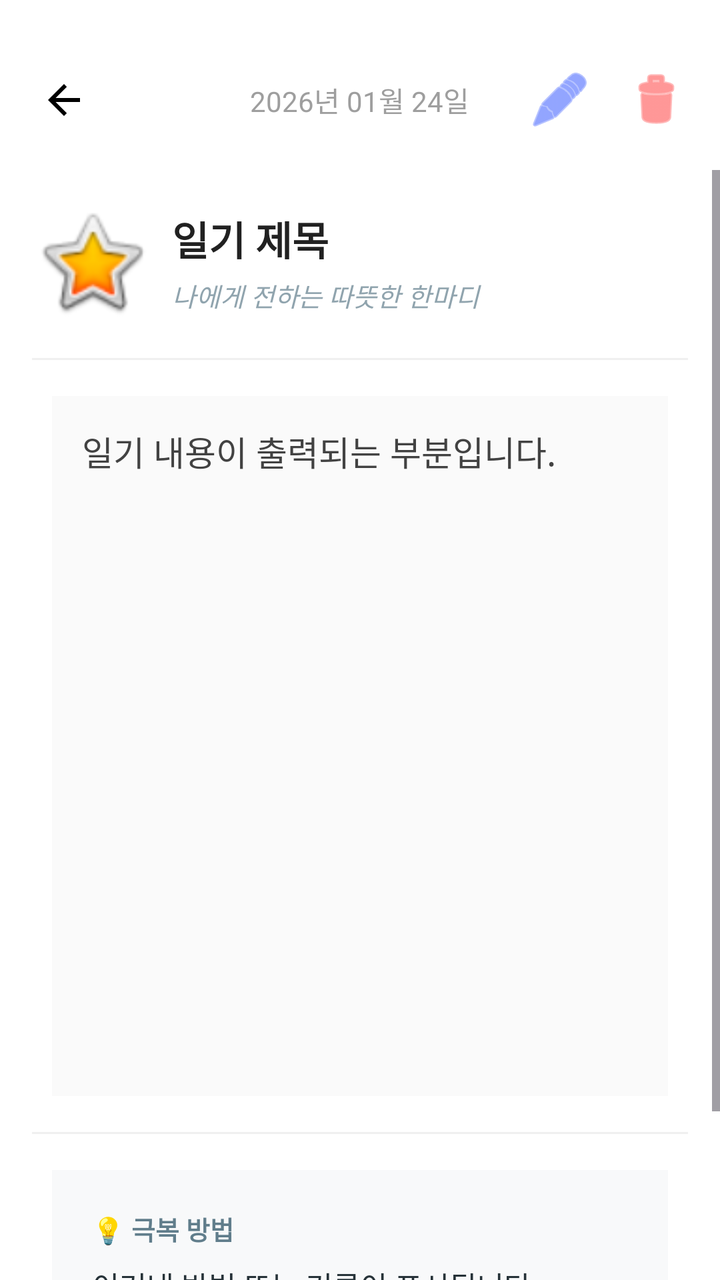
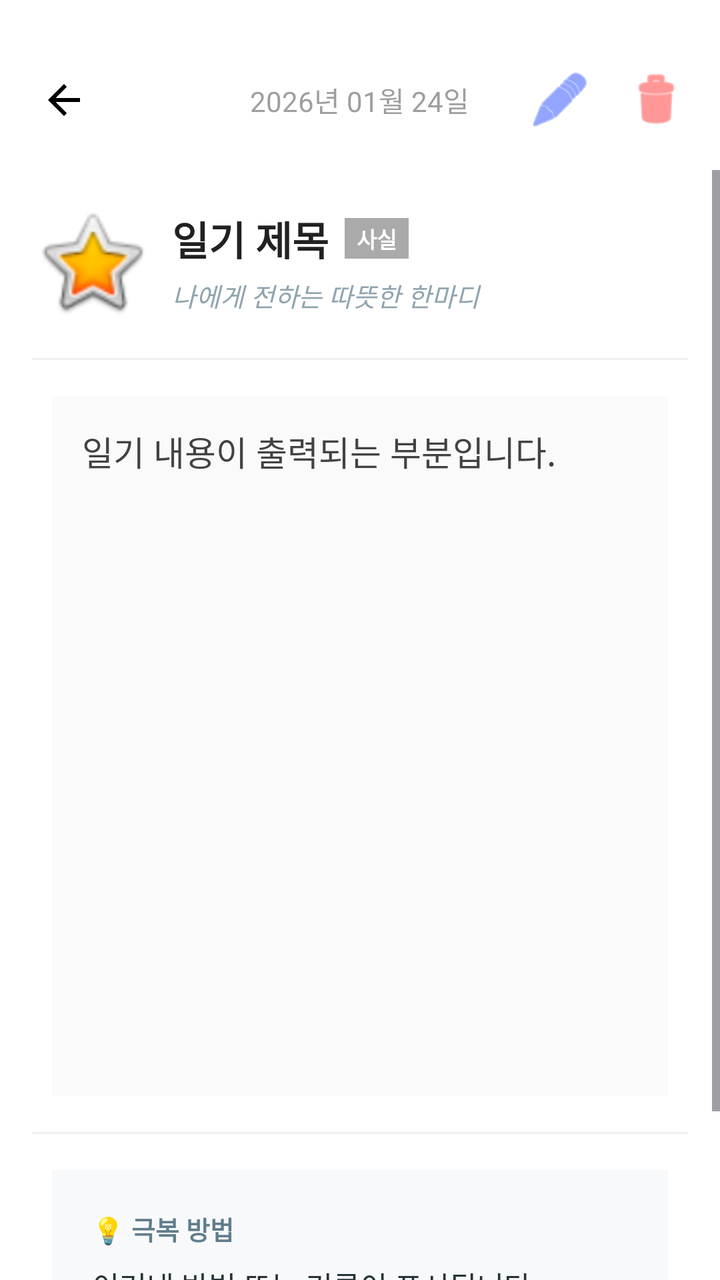

An Android layout rendered at two revisions. The XML below is the earlier revision; the diff shows what the commit changed to produce the second picture.
<!-- AndroidManifest.xml: application theme Theme.DiaryOfThatTime -->
<!-- res/layout/diary_view.xml -->
<?xml version="1.0" encoding="utf-8"?>
<androidx.constraintlayout.widget.ConstraintLayout xmlns:android="http://schemas.android.com/apk/res/android"
    xmlns:app="http://schemas.android.com/apk/res-auto"
    android:layout_width="match_parent"
    android:layout_height="match_parent"
    android:background="#FFFFFF">

    <FrameLayout
        android:id="@+id/topBar"
        android:layout_width="match_parent"
        android:layout_height="60dp"
        android:layout_marginTop="20dp"
        app:layout_constraintTop_toTopOf="parent">

        <ImageButton
            android:id="@+id/btnBack"
            android:layout_width="48dp"
            android:layout_height="48dp"
            android:layout_gravity="center_vertical|start"
            android:layout_marginStart="8dp"
            android:background="?attr/selectableItemBackgroundBorderless"
            android:src="@drawable/baseline_arrow_back_24" />

        <TextView
            android:id="@+id/viewDate"
            android:layout_width="wrap_content"
            android:layout_height="wrap_content"
            android:layout_gravity="center"
            android:text="2026년 01월 24일"
            android:textColor="#9E9E9E"
            android:textSize="14sp" />

        <LinearLayout
            android:layout_width="wrap_content"
            android:layout_height="wrap_content"
            android:layout_gravity="center_vertical|end"
            android:layout_marginEnd="8dp"
            android:orientation="horizontal">

            <ImageButton
                android:id="@+id/btnEdit"
                android:layout_width="48dp"
                android:layout_height="48dp"
                android:background="?attr/selectableItemBackgroundBorderless"
                android:src="@android:drawable/ic_menu_edit"
                app:tint="#4A69FF" />

            <ImageButton
                android:id="@+id/btnDelete"
                android:layout_width="48dp"
                android:layout_height="48dp"
                android:background="?attr/selectableItemBackgroundBorderless"
                android:src="@android:drawable/ic_menu_delete"
                app:tint="#FF5252" />
        </LinearLayout>
    </FrameLayout>

    <ScrollView
        android:layout_width="match_parent"
        android:layout_height="0dp"
        android:layout_marginTop="5dp"
        app:layout_constraintBottom_toBottomOf="parent"
        app:layout_constraintTop_toBottomOf="@id/topBar">

        <LinearLayout
            android:layout_width="match_parent"
            android:layout_height="wrap_content"
            android:orientation="vertical"
            android:padding="16dp">

            <LinearLayout
                android:layout_width="match_parent"
                android:layout_height="wrap_content"
                android:orientation="horizontal"
                android:gravity="center_vertical">

                <ImageView
                    android:id="@+id/imgEmotion"
                    android:layout_width="60dp"
                    android:layout_height="60dp"
                    android:src="@android:drawable/btn_star_big_on" />

                <LinearLayout
                    android:layout_width="0dp"
                    android:layout_height="wrap_content"
                    android:layout_weight="1"
                    android:layout_marginStart="10dp"
                    android:layout_gravity="center"
                    android:orientation="vertical">

                    <TextView
                        android:id="@+id/viewTitle"
                        android:layout_width="match_parent"
                        android:layout_height="wrap_content"
                        android:text="일기 제목"
                        android:textColor="#212121"
                        android:textSize="20sp"
                        android:textStyle="bold" />

                    <TextView
                        android:id="@+id/viewMessage"
                        android:layout_width="match_parent"
                        android:layout_height="wrap_content"
                        android:layout_marginTop="4dp"
                        android:text="나에게 전하는 따뜻한 한마디"
                        android:textColor="#90A4AE"
                        android:textSize="13sp"
                        android:textStyle="italic" />
                </LinearLayout>
            </LinearLayout>

            <View
                android:layout_width="match_parent"
                android:layout_height="1dp"
                android:layout_marginVertical="18dp"
                android:background="#F0F0F0" />

            <TextView
                android:id="@+id/viewContent"
                android:layout_width="match_parent"
                android:layout_height="wrap_content"
                android:minHeight="350dp"

                android:layout_marginHorizontal="10dp"
                android:padding="15dp"
                android:background="#FAFAFA"
                android:lineSpacingExtra="8dp"
                android:text="일기 내용이 출력되는 부분입니다."
                android:textColor="#424242"
                android:textSize="17sp" />

            <View
                android:layout_width="match_parent"
                android:layout_height="1dp"
                android:layout_marginVertical="18dp"
                android:background="#F0F0F0" />

            <FrameLayout
                android:layout_width="match_parent"
                android:layout_height="wrap_content">

                <LinearLayout
                    android:id="@+id/overcomeLayout"
                    android:layout_width="match_parent"
                    android:layout_height="wrap_content"
                    android:layout_marginHorizontal="10dp"
                    android:background="#F8F9FA"
                    android:orientation="vertical"
                    android:padding="20dp">

                    <TextView
                        android:id="@+id/labelOvercome"
                        android:layout_width="wrap_content"
                        android:layout_height="wrap_content"
                        android:text="💡 극복 방법"
                        android:textColor="#607D8B"
                        android:textSize="13sp"
                        android:textStyle="bold" />

                    <TextView
                        android:id="@+id/viewOvercome"
                        android:layout_width="match_parent"
                        android:layout_height="wrap_content"
                        android:layout_marginTop="8dp"
                        android:text="이겨낸 방법 또는 기록이 표시됩니다."
                        android:textColor="#263238"
                        android:textSize="15sp" />
                </LinearLayout>

                <ImageView
                    android:id="@+id/stampImage"
                    android:layout_width="80dp"
                    android:layout_height="80dp"
                    android:layout_gravity="end|bottom"
                    android:layout_marginEnd="20dp"
                    android:layout_marginBottom="10dp"
                    android:alpha="0.7"
                    android:rotation="-15"
                    android:visibility="gone"
                    android:src="@drawable/ic_launcher_foreground" />
            </FrameLayout>

            <View
                android:layout_width="match_parent"
                android:layout_height="50dp" />

        </LinearLayout>
    </ScrollView>
</androidx.constraintlayout.widget.ConstraintLayout>
<!-- resources referenced by this layout -->
<resources>
  <!-- drawable baseline_arrow_back_24 (drawable) -->
  <vector xmlns:android="http://schemas.android.com/apk/res/android" android:autoMirrored="true" android:height="24dp" android:tint="#000000" android:viewportHeight="24" android:viewportWidth="24" android:width="24dp">
  
      <path android:fillColor="@android:color/white" android:pathData="M20,11H7.83l5.59,-5.59L12,4l-8,8 8,8 1.41,-1.41L7.83,13H20v-2z"/>
  
  </vector>
  <!-- drawable ic_launcher_foreground (drawable) -->
  <vector xmlns:android="http://schemas.android.com/apk/res/android"
      xmlns:aapt="http://schemas.android.com/aapt"
      android:width="108dp"
      android:height="108dp"
      android:viewportWidth="108"
      android:viewportHeight="108">
      <path android:pathData="M31,63.928c0,0 6.4,-11 12.1,-13.1c7.2,-2.6 26,-1.4 26,-1.4l38.1,38.1L107,108.928l-32,-1L31,63.928z">
          <aapt:attr name="android:fillColor">
              <gradient
                  android:endX="85.84757"
                  android:endY="92.4963"
                  android:startX="42.9492"
                  android:startY="49.59793"
                  android:type="linear">
                  <item
                      android:color="#44000000"
                      android:offset="0.0" />
                  <item
                      android:color="#00000000"
                      android:offset="1.0" />
              </gradient>
          </aapt:attr>
      </path>
      <path
          android:fillColor="#FFFFFF"
          android:fillType="nonZero"
          android:pathData="M65.3,45.828l3.8,-6.6c0.2,-0.4 0.1,-0.9 -0.3,-1.1c-0.4,-0.2 -0.9,-0.1 -1.1,0.3l-3.9,6.7c-6.3,-2.8 -13.4,-2.8 -19.7,0l-3.9,-6.7c-0.2,-0.4 -0.7,-0.5 -1.1,-0.3C38.8,38.328 38.7,38.828 38.9,39.228l3.8,6.6C36.2,49.428 31.7,56.028 31,63.928h46C76.3,56.028 71.8,49.428 65.3,45.828zM43.4,57.328c-0.8,0 -1.5,-0.5 -1.8,-1.2c-0.3,-0.7 -0.1,-1.5 0.4,-2.1c0.5,-0.5 1.4,-0.7 2.1,-0.4c0.7,0.3 1.2,1 1.2,1.8C45.3,56.528 44.5,57.328 43.4,57.328L43.4,57.328zM64.6,57.328c-0.8,0 -1.5,-0.5 -1.8,-1.2s-0.1,-1.5 0.4,-2.1c0.5,-0.5 1.4,-0.7 2.1,-0.4c0.7,0.3 1.2,1 1.2,1.8C66.5,56.528 65.6,57.328 64.6,57.328L64.6,57.328z"
          android:strokeWidth="1"
          android:strokeColor="#00000000" />
  </vector>
  <style name="Theme.DiaryOfThatTime" parent="Base.Theme.DiaryOfThatTime" />
  <style name="Base.Theme.DiaryOfThatTime" parent="Theme.Material3.DayNight.NoActionBar">
          
          
      </style>
</resources>

<!-- the commit's change to res/layout/diary_view.xml (unified diff, before → after) -->
@@ -88,14 +88,38 @@
                     android:layout_gravity="center"
                     android:orientation="vertical">
 
-                    <TextView
-                        android:id="@+id/viewTitle"
+                    <LinearLayout
                         android:layout_width="match_parent"
                         android:layout_height="wrap_content"
-                        android:text="일기 제목"
-                        android:textColor="#212121"
-                        android:textSize="20sp"
-                        android:textStyle="bold" />
+                        android:gravity="center_vertical"
+                        android:orientation="horizontal">
+
+                        <TextView
+                            android:id="@+id/viewTitle"
+                            android:layout_width="wrap_content"
+                            android:layout_height="wrap_content"
+                            android:layout_weight="0"
+                            android:ellipsize="end"
+                            android:maxLines="1"
+                            android:maxWidth="200dp"
+                            android:text="일기 제목"
+                            android:textColor="#212121"
+                            android:textSize="20sp"
+                            android:textStyle="bold" />
+
+                        <TextView
+                            android:id="@+id/viewType"
+                            android:layout_width="wrap_content"
+                            android:layout_height="wrap_content"
+                            android:layout_marginStart="8dp"
+                            android:background="@android:color/darker_gray"
+                            android:paddingHorizontal="6dp"
+                            android:paddingVertical="2dp"
+                            android:text="사실"
+                            android:textColor="#FFFFFF"
+                            android:textSize="11sp"
+                            android:textStyle="bold" />
+                    </LinearLayout>
 
                     <TextView
                         android:id="@+id/viewMessage"
